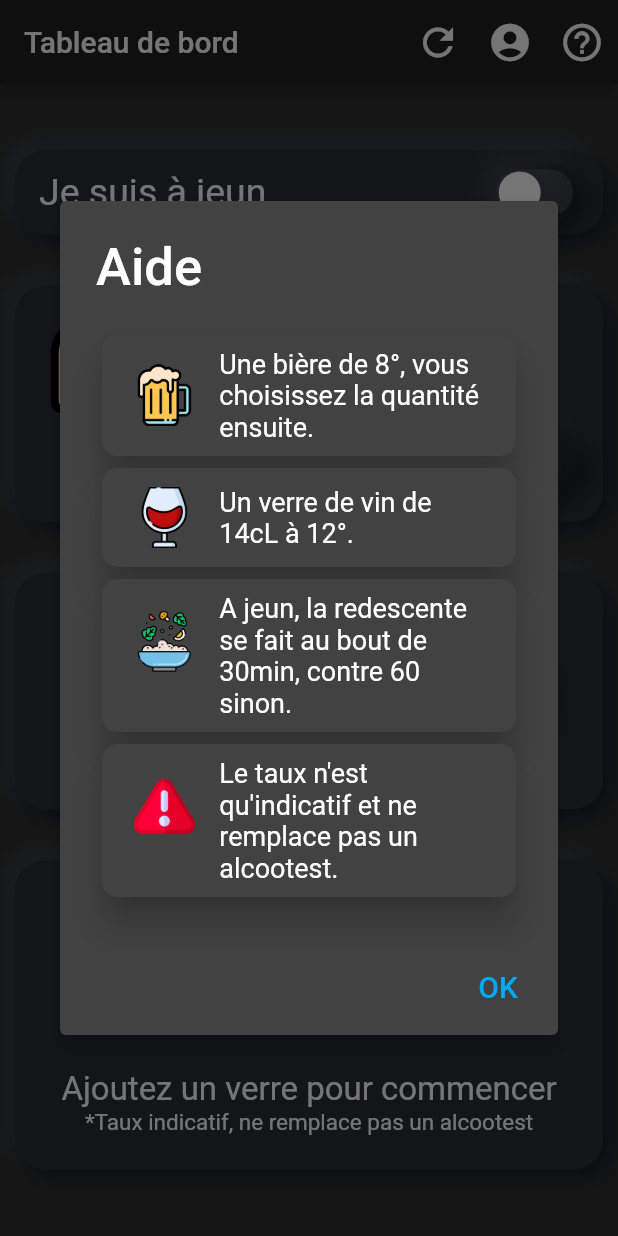
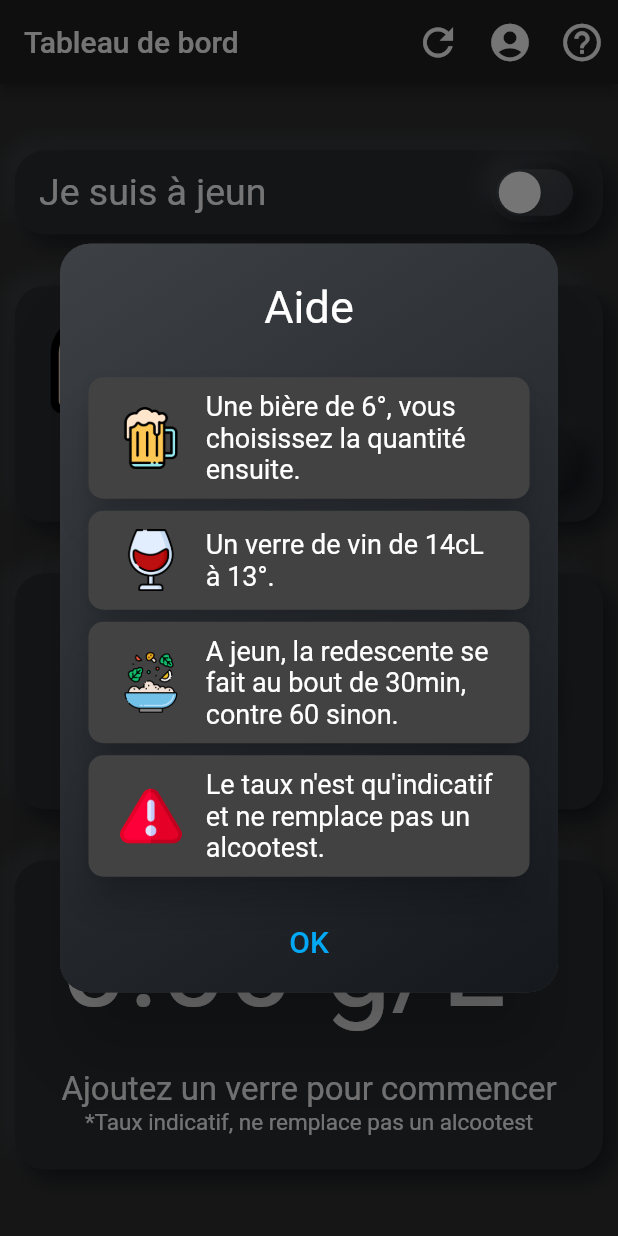
Before and after one commit to cdudit/suis-je-sam, a Flutter app: the screen it shows after launch, after a tap on the "help outline" icon, on a phone screen of 412 x 824 dp. Run offline on Flutter 3.47's test engine with Material 2 defaults, Android fonts, the phone set to English and light mode, and no system bars; drawn by our look-alikes of clay_containers; our stand-ins replace shared_preferences.

Commit message:
design contour centre d'aide

```diff
--- a/lib/pages/dashboard.dart
+++ b/lib/pages/dashboard.dart
@@ -39,24 +39,9 @@ class _DashboardState extends State<Dashboard> {
   Size mqSize;
   double iconSize = 35.0;
 
+  List<dynamic> helps = [];
   Timer timer;
 
-  // Liste des textes et images à mettre dans le centre d'aide
-  List<dynamic> helps = [
-    {
-      'image': 'images/beer.png',
-      'text': 'Une bière de 8°, vous choisissez la quantité ensuite.'
-    },
-    {'image': 'images/wine.png', 'text': 'Un verre de vin de 14cL à 12°.'},
-    {
-      'image': 'images/eating.png',
-      'text': 'A jeun, la redescente se fait au bout de 30min, contre 60 sinon.'
-    },
-    {
-      'image': 'images/warning.png',
-      'text': 'Le taux n\'est qu\'indicatif et ne remplace pas un alcootest.'
-    }
-  ];
 
   // Lors de l'initialisation
   @override
@@ -65,6 +50,23 @@ class _DashboardState extends State<Dashboard> {
     // Récupération des informations dans les shared préférences
     getShared();
     timer = Timer.periodic(Duration(seconds: 60), (Timer t) => decrementTaux());
+
+    // Liste des textes et images à mettre dans le centre d'aide
+    helps = [
+      {
+        'image': 'images/beer.png',
+        'text': 'Une bière de ${(beerDegree * 100).round()}°, vous choisissez la quantité ensuite.'
+      },
+      {'image': 'images/wine.png', 'text': 'Un verre de vin de ${(wineMl / 10).round()}cL à ${(wineDegree * 100).round()}°.'},
+      {
+        'image': 'images/eating.png',
+        'text': 'A jeun, la redescente se fait au bout de 30min, contre 60 sinon.'
+      },
+      {
+        'image': 'images/warning.png',
+        'text': 'Le taux n\'est qu\'indicatif et ne remplace pas un alcootest.'
+      }
+    ];
   }
 
   // Lors d'une mise en arrière plan
@@ -448,7 +450,7 @@ class _DashboardState extends State<Dashboard> {
   }
 
   void helpDialog() {
-    AlertDialog alert = AlertDialog(
+    /*AlertDialog alert = AlertDialog(
       elevation: cardElevation,
       title: Text("Aide", style: TextStyle(fontSize: 35.0)),
       content: Column(
@@ -460,10 +462,45 @@ class _DashboardState extends State<Dashboard> {
             onPressed: (() => Navigator.pop(context)),
             child: Text("OK", style: TextStyle(fontSize: 20)))
       ],
-    );
+    );*/
     showDialog(
       context: context,
-      builder: ((BuildContext context) => alert),
+      builder: ((BuildContext context) {
+        return Dialog(
+          shape: RoundedRectangleBorder(
+              borderRadius: BorderRadius.circular(20.0)),
+          child: ClayContainer(
+            spread: 0,
+            curveType: CurveType.convex,
+            borderRadius: clayRadius,
+            color: baseColor,
+            child: Column(
+              mainAxisSize: MainAxisSize.min,
+              mainAxisAlignment: MainAxisAlignment.spaceEvenly,
+              children: [
+                Container(
+                  padding: EdgeInsets.only(top: 25.0, bottom: 10.0),
+                  child: Text("Aide", style: TextStyle(fontSize: 30)),
+                ),
+                Container(
+                  padding: EdgeInsets.all(15.0),
+                  child: Column(
+                      mainAxisSize: MainAxisSize.min,
+                      mainAxisAlignment: MainAxisAlignment.spaceAround,
+                      children: helpList()),
+                ),
+                Container(
+                  padding: EdgeInsets.only(bottom: 10.0),
+                  child: TextButton(
+                    onPressed: (() => Navigator.pop(context)),
+                    child: Text("OK", style: TextStyle(fontSize: 20)),
+                  ),
+                )
+              ],
+            ),
+          )
+        );
+      }),
     );
   }
 
```
